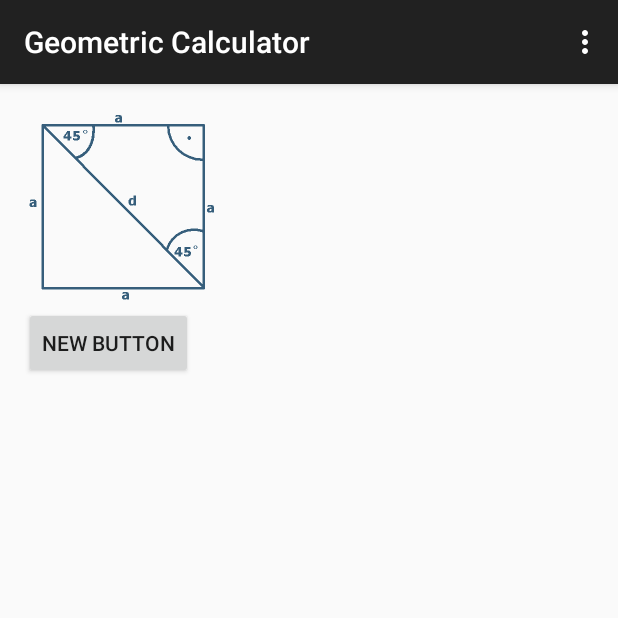
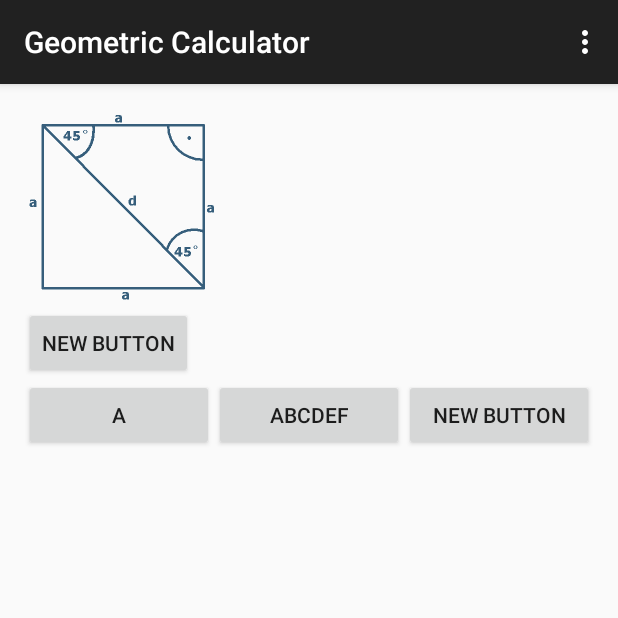
Before and after one commit to mariuszfoltak/geometric-calculator, an Android app: the screen it shows after launch (HomeActivity), on a phone screen of 412 x 824 dp, the top half of it. Run offline under Robolectric (Android 15) with nearby library versions, the light colour scheme and no system bars.

```diff
--- a/app/src/main/AndroidManifest.xml
+++ b/app/src/main/AndroidManifest.xml
@@ -18,7 +18,8 @@
         </activity>
         <activity
             android:name=".FigureActivity"
-            android:label="@string/title_activity_figure" >
+            android:label="@string/title_activity_figure"
+            >
         </activity>
     </application>
 
--- a/app/src/main/java/pl/foltak/geometriccalculator/Field.java
+++ b/app/src/main/java/pl/foltak/geometriccalculator/Field.java
@@ -6,13 +6,13 @@ import lombok.Getter;
  * Created by mfoltak on 9/27/14.
  */
 public class Field {
-    @Getter private final int resourceText;
+    @Getter private final String label;
     @Getter private final boolean editable;
     @Getter private final String name;
     private int value;
 
-    public Field(int resourceText, boolean editable, String name) {
-        this.resourceText = resourceText;
+    public Field(String label, boolean editable, String name) {
+        this.label = label;
         this.editable = editable;
         this.name = name;
     }
--- a/app/src/main/res/layout/activity_home.xml
+++ b/app/src/main/res/layout/activity_home.xml
@@ -29,4 +29,40 @@
         android:layout_alignParentLeft="true"
         android:layout_alignParentStart="true"
         android:onClick="squareClick" />
+
+    <LinearLayout
+        android:orientation="vertical"
+        android:layout_width="fill_parent"
+        android:layout_height="fill_parent"
+        android:layout_below="@+id/button"
+        android:layout_alignParentLeft="true"
+        android:layout_alignParentStart="true">
+
+        <LinearLayout
+            android:orientation="horizontal"
+            android:layout_width="match_parent"
+            android:layout_height="wrap_content">
+
+            <Button
+                android:layout_width="fill_parent"
+                android:layout_height="wrap_content"
+                android:text="a"
+                android:id="@+id/button2"
+                android:layout_weight="1" />
+
+            <Button
+                android:layout_width="fill_parent"
+                android:layout_height="wrap_content"
+                android:text="abcdef"
+                android:id="@+id/button3"
+                android:layout_weight="1" />
+
+            <Button
+                android:layout_width="fill_parent"
+                android:layout_height="wrap_content"
+                android:text="New Button"
+                android:id="@+id/button4"
+                android:layout_weight="1" />
+        </LinearLayout>
+    </LinearLayout>
 </RelativeLayout>
--- a/app/src/main/res/layout/field.xml
+++ b/app/src/main/res/layout/field.xml
@@ -14,7 +14,8 @@
         android:tag="textView"
         android:layout_alignParentTop="true"
         android:layout_alignParentLeft="true"
-        android:layout_alignParentStart="true" />
+        android:layout_alignParentStart="true"
+        android:layout_margin="4dp" />
 
     <EditText
         android:layout_width="fill_parent"
@@ -25,5 +26,6 @@
         android:tag="editText"
         android:layout_alignParentTop="true"
         android:layout_toRightOf="@+id/textView"
-        android:layout_toEndOf="@+id/textView" />
+        android:layout_toEndOf="@+id/textView"
+        android:layout_margin="4dp" />
 </TableRow>
--- a/app/src/main/res/values/strings.xml
+++ b/app/src/main/res/values/strings.xml
@@ -5,7 +5,7 @@
     <string name="hello_world">Hello world!</string>
     <string name="action_settings">Settings</string>
     <string name="title_activity_figure">FigureActivity</string>
-    <string name="sideA">Bok a: </string>
+    <string name="figure.rectangle.sideA">Bok a: </string>
     <string name="sideB">Bok b: </string>
     <string name="diagonal">Przekątna: </string>
     <string name="area">Pole: </string>
```
Also changed, not shown: app/build.gradle (+4 -4 lines), app/src/main/java/pl/foltak/geometriccalculator/FigureActivity.java (+13 -7 lines), app/src/main/java/pl/foltak/geometriccalculator/figure/Rectangle.java (+19 -18 lines), app/src/main/res/layout/activity_figure.xml (added, +25 -0 lines), app/src/main/res/drawable-hdpi/rectangle.png (added), app/src/main/res/drawable-xhdpi/figure_rectangle.png (added), 3 other files.
